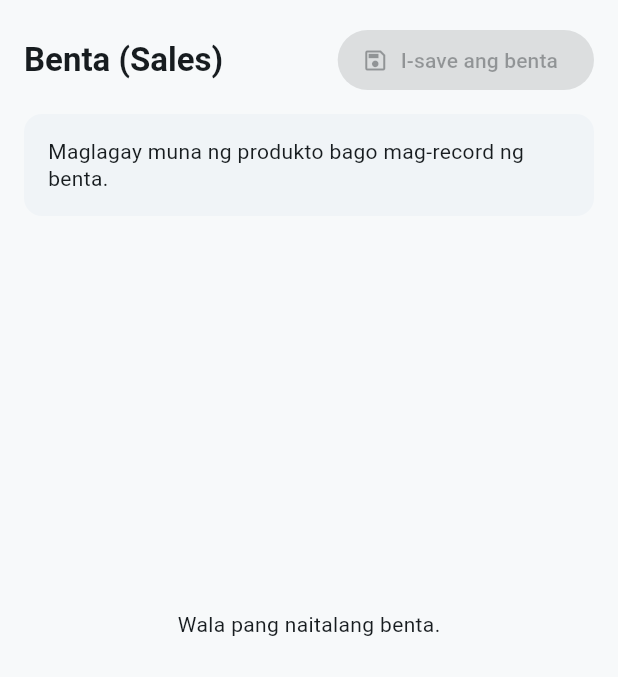
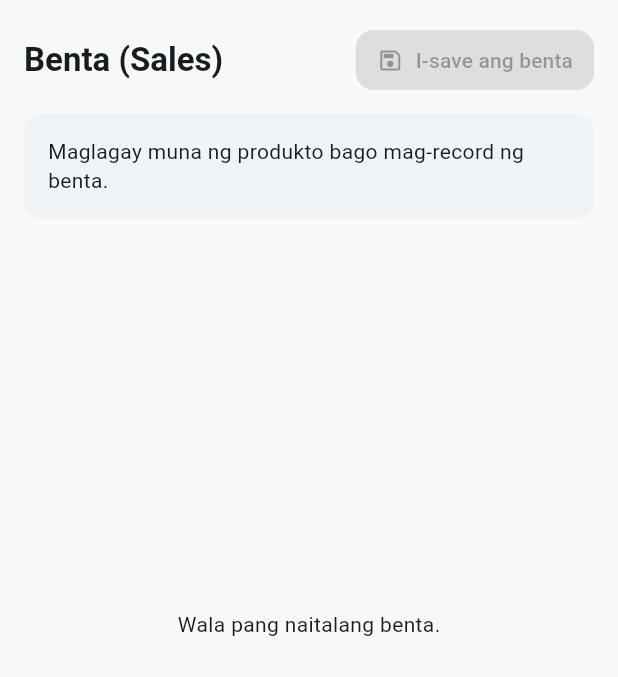
Before and after one commit to MarjovicDEV/TindaTrack, a Flutter app: the screen it shows after launch, item 3 of the bottom bar chosen, on a phone screen of 412 x 824 dp, the part 84-761 px from its top. Run offline on Flutter 3.47's test engine with Material 3 defaults, Android fonts, the phone set to English and light mode, and no system bars; our stand-ins replace drift, drift_flutter, file_picker, fl_chart; accounts and stored records are empty; generated files the repository leaves out were written again.

Commit message:
chore(AppTheme): enhance app theme with new AppBar, Chip, and FilledButton styles; add AppSpacing class for consistent spacing

```diff
--- a/lib/core/theme/app_theme.dart
+++ b/lib/core/theme/app_theme.dart
@@ -13,14 +13,30 @@ class AppTheme {
       useMaterial3: true,
       colorScheme: colorScheme,
       scaffoldBackgroundColor: const Color(0xFFF7F9FA),
+      appBarTheme: AppBarTheme(
+        backgroundColor: Colors.white,
+        foregroundColor: colorScheme.onSurface,
+        elevation: 0,
+        centerTitle: false,
+      ),
       textTheme: Typography.blackMountainView.copyWith(
         titleLarge: const TextStyle(fontWeight: FontWeight.w700),
         titleMedium: const TextStyle(fontWeight: FontWeight.w600),
-        bodyMedium: const TextStyle(height: 1.3),
+        bodyMedium: const TextStyle(height: 1.35),
       ),
       cardTheme: const CardThemeData(
         elevation: 0,
         margin: EdgeInsets.zero,
+      ),
+      chipTheme: ChipThemeData(
+        side: BorderSide(color: colorScheme.outlineVariant),
+        labelStyle: const TextStyle(fontWeight: FontWeight.w600),
+      ),
+      filledButtonTheme: FilledButtonThemeData(
+        style: FilledButton.styleFrom(
+          padding: const EdgeInsets.symmetric(horizontal: 14, vertical: 10),
+          shape: RoundedRectangleBorder(borderRadius: BorderRadius.circular(12)),
+        ),
       ),
       inputDecorationTheme: InputDecorationTheme(
         border: OutlineInputBorder(borderRadius: BorderRadius.circular(12)),
```
Also changed, not shown: lib/core/theme/app_spacing.dart (added, +11 -0 lines).
